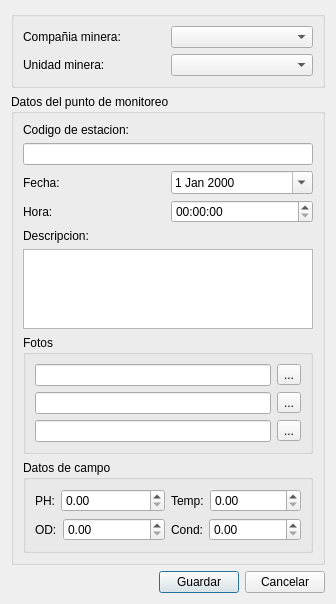
First picture: the form in nuevaestmonitoreodialog.ui, repository lincolningaroca/SWDataMonitoreo, before the edit.
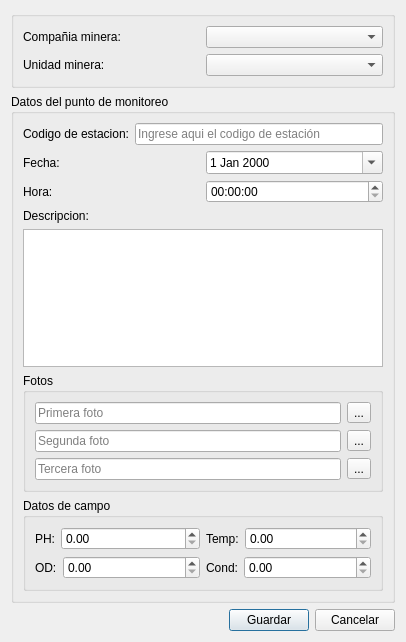
Second picture: the form after the edit.

Patch:
```diff
--- a/nuevaestmonitoreodialog.ui
+++ b/nuevaestmonitoreodialog.ui
@@ -6,8 +6,8 @@
    <rect>
     <x>0</x>
     <y>0</y>
-    <width>336</width>
-    <height>604</height>
+    <width>406</width>
+    <height>642</height>
    </rect>
   </property>
   <property name="windowTitle">
@@ -64,6 +64,8 @@
      </property>
      <layout class="QVBoxLayout" name="verticalLayout_3">
       <item>
+       <layout class="QHBoxLayout" name="horizontalLayout">
+        <item>
        <widget class="QLabel" name="label_3">
         <property name="text">
          <string>Codigo de estacion:</string>
@@ -75,7 +77,12 @@
         <property name="readOnly">
          <bool>false</bool>
         </property>
-       </widget>
+          <property name="placeholderText">
+           <string>Ingrese aqui el codigo de estación</string>
+          </property>
+         </widget>
+        </item>
+       </layout>
       </item>
       <item>
        <layout class="QHBoxLayout" name="horizontalLayout_3">
@@ -146,6 +153,9 @@
              <property name="readOnly">
               <bool>true</bool>
              </property>
+             <property name="placeholderText">
+              <string>Primera foto</string>
+             </property>
             </widget>
            </item>
            <item>
@@ -167,6 +177,9 @@
              <property name="readOnly">
               <bool>true</bool>
              </property>
+             <property name="placeholderText">
+              <string>Segunda foto</string>
+             </property>
             </widget>
            </item>
            <item>
@@ -188,6 +201,9 @@
              <property name="readOnly">
               <bool>true</bool>
              </property>
+             <property name="placeholderText">
+              <string>Tercera foto</string>
+             </property>
             </widget>
            </item>
            <item>
```
Lines whose indentation alone changed are shown as unchanged.
